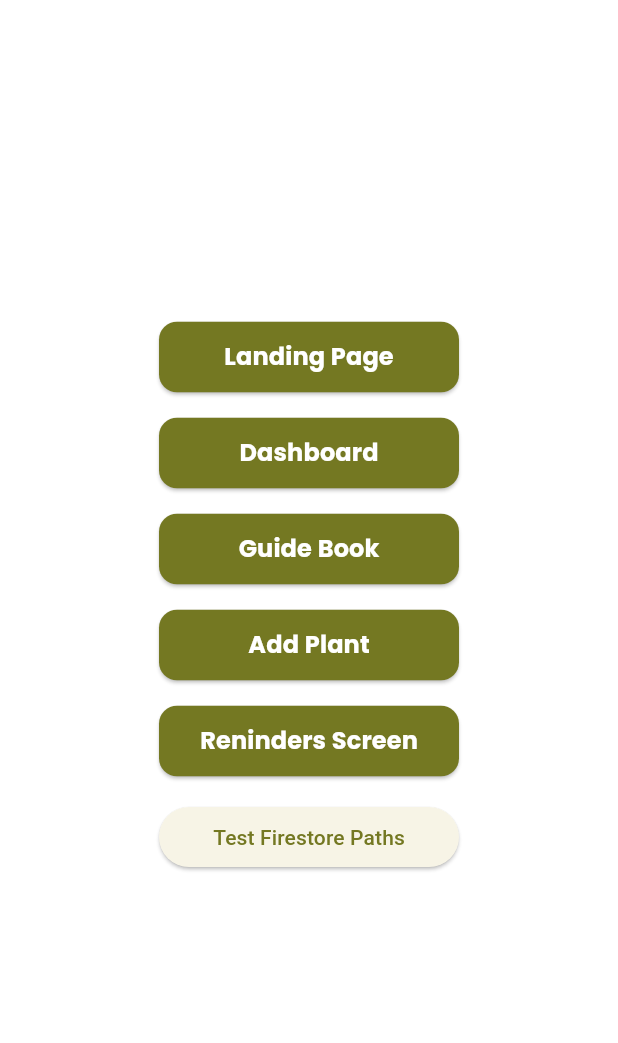
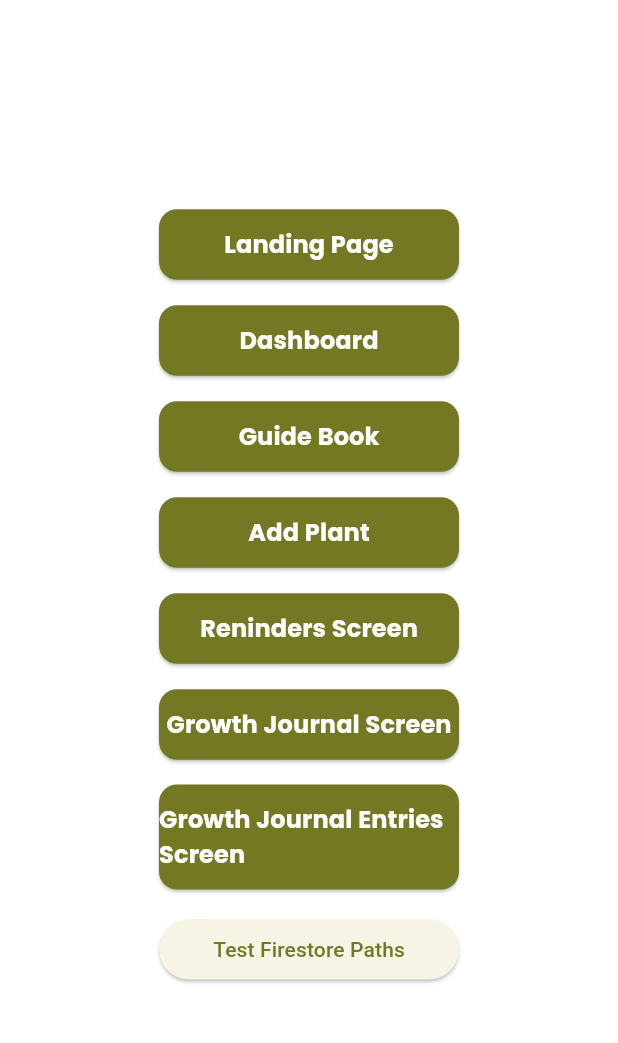
Before and after one commit to breamier/sproutly, a Flutter app: the RemindersScreen screen opened directly, after a tap on the "chevron right" icon, on a phone screen of 412 x 824 dp, the part 63-1106 px from its top. Run offline on Flutter 3.47's test engine with Material 3 defaults, Android fonts, the light colour scheme and no system bars; our stand-ins replace cloud_firestore, firebase_core; accounts and stored records are empty.

Commit message:
[Leanne][Feature] Reminders Screen, Growth Journal Screen, Growth Journal Entries Screen

```diff
--- a/lib/main.dart
+++ b/lib/main.dart
@@ -3,11 +3,13 @@ import 'package:sproutly/firebase_options.dart';
 import 'package:cloud_firestore/cloud_firestore.dart';
 import 'package:flutter/material.dart';
 import 'package:sproutly/screens/dashboard_screen.dart';
+import 'package:sproutly/screens/growthjournal_entries_screen.dart';
 import 'screens/landing_page.dart';
 import 'screens/guide_book.dart';
 import 'screens/reminders_screen.dart';
 //import 'add_plant.dart';
 import 'screens/add_plant_form.dart';
+import 'screens/growthjournal_screen.dart';
 
 import 'package:provider/provider.dart';
 import 'services/database_service.dart';
@@ -246,6 +248,72 @@ class _HomeScreenState extends State<HomeScreen> {
                 ),
               ),
             ),
+
+            //Growth Journal
+            const SizedBox(height: 16),
+            SizedBox(
+              width: 200,
+              child: ElevatedButton(
+                onPressed: () {
+                  Navigator.push(
+                    context,
+                    MaterialPageRoute(
+                      builder: (context) => const GrowthJournalScreen(),
+                    ),
+                  );
+                },
+                style: ElevatedButton.styleFrom(
+                  backgroundColor: buttonColor,
+                  foregroundColor: Colors.white,
+                  padding: const EdgeInsets.symmetric(vertical: 12),
+                  shape: RoundedRectangleBorder(
+                    borderRadius: BorderRadius.circular(12),
+                  ),
+                ),
+                child: const Text(
+                  'Growth Journal Screen',
+                  style: TextStyle(
+                    fontSize: 16,
+                    fontWeight: FontWeight.bold,
+                    fontFamily: 'Poppins',
+                  ),
+                ),
+              ),
+            ),
+
+            //Growth Journal Entries
+            const SizedBox(height: 16),
+            SizedBox(
+              width: 200,
+              child: ElevatedButton(
+                onPressed: () {
+                  Navigator.push(
+                    context,
+                    MaterialPageRoute(
+                      builder: (context) => const GrowthJournalEntriesScreen(),
+                    ),
+                  );
+                },
+                style: ElevatedButton.styleFrom(
+                  backgroundColor: buttonColor,
+                  foregroundColor: Colors.white,
+                  padding: const EdgeInsets.symmetric(vertical: 12),
+                  shape: RoundedRectangleBorder(
+                    borderRadius: BorderRadius.circular(12),
+                  ),
+                ),
+                child: const Text(
+                  'Growth Journal Entries Screen',
+                  style: TextStyle(
+                    fontSize: 16,
+                    fontWeight: FontWeight.bold,
+                    fontFamily: 'Poppins',
+                  ),
+                ),
+              ),
+            ),
+
+            // Firestore stuff
             const SizedBox(height: 16),
             SizedBox(
               width: 200,
--- a/lib/screens/reminders_screen.dart
+++ b/lib/screens/reminders_screen.dart
@@ -22,7 +22,7 @@ class RemindersScreen extends StatelessWidget {
     fontFamily: 'Poppins',
     fontWeight: FontWeight.w400,
     fontSize: 14,
-    color: Colors.black87,
+    color: Color(0xFF747822),
   );
 
   @override
@@ -36,8 +36,7 @@ class RemindersScreen extends StatelessWidget {
           crossAxisAlignment: CrossAxisAlignment.start,
           children: [
             Row(
-              crossAxisAlignment:
-                  CrossAxisAlignment.center, // vertically center
+              crossAxisAlignment: CrossAxisAlignment.center,
               children: [
                 Container(
                   width: 50,
@@ -154,7 +153,7 @@ class ReminderCard extends StatelessWidget {
                           fontWeight: FontWeight.w500,
                           color: const Color(0xFF747822),
                         ),
-                        overflow: TextOverflow.ellipsis, // avoid overflow
+                        overflow: TextOverflow.ellipsis,
                       ),
                     ),
                     Text(
```
Also changed, not shown: lib/screens/growthjournal_entries_screen.dart (added, +208 -0 lines), lib/screens/growthjournal_screen.dart (+61 -29 lines), pubspec.lock.
